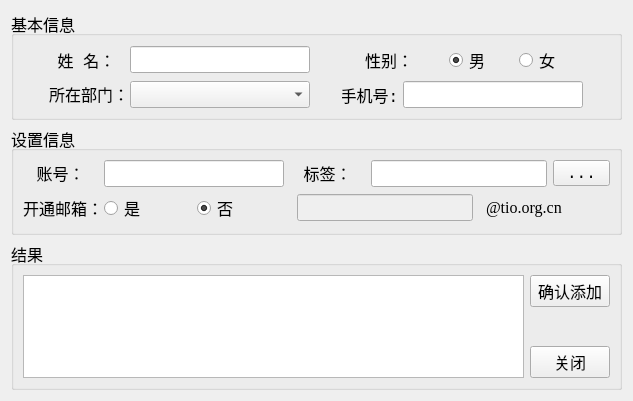
This is myObject/new.ui in hysspoluo/wework2 as Qt 5 draws it before an edit. The edited form follows.
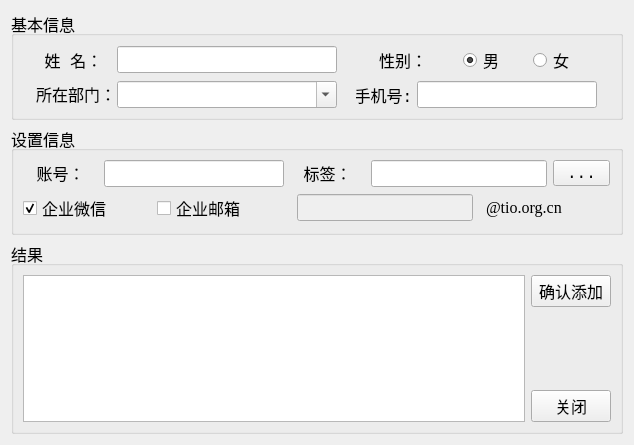
This is the edited form.

Patch:
```diff
--- a/myObject/new.ui
+++ b/myObject/new.ui
@@ -6,8 +6,8 @@
    <rect>
     <x>0</x>
     <y>0</y>
-    <width>632</width>
-    <height>401</height>
+    <width>634</width>
+    <height>445</height>
    </rect>
   </property>
   <property name="windowTitle">
@@ -130,13 +130,13 @@
           </property>
           <property name="minimumSize">
            <size>
-            <width>180</width>
+            <width>220</width>
             <height>0</height>
            </size>
           </property>
           <property name="maximumSize">
            <size>
-            <width>180</width>
+            <width>220</width>
             <height>16777215</height>
            </size>
           </property>
@@ -145,6 +145,9 @@
             <family>Consolas</family>
            </font>
           </property>
+          <property name="editable">
+           <bool>true</bool>
+          </property>
          </widget>
         </item>
        </layout>
@@ -265,13 +268,13 @@
           </property>
           <property name="minimumSize">
            <size>
-            <width>180</width>
+            <width>220</width>
             <height>0</height>
            </size>
           </property>
           <property name="maximumSize">
            <size>
-            <width>180</width>
+            <width>220</width>
             <height>16777215</height>
            </size>
           </property>
@@ -405,47 +408,22 @@
       <item row="1" column="0">
        <layout class="QHBoxLayout" name="horizontalLayout_7">
         <item>
-         <widget class="QLabel" name="label_mail">
-          <property name="sizePolicy">
-           <sizepolicy hsizetype="Fixed" vsizetype="Fixed">
-            <horstretch>0</horstretch>
-            <verstretch>0</verstretch>
-           </sizepolicy>
-          </property>
-          <property name="minimumSize">
-           <size>
-            <width>75</width>
-            <height>0</height>
-           </size>
-          </property>
-          <property name="maximumSize">
-           <size>
-            <width>75</width>
-            <height>16777215</height>
-           </size>
-          </property>
+         <widget class="QCheckBox" name="checkBox_wechat">
           <property name="text">
-           <string>开通邮箱：</string>
-          </property>
-         </widget>
-        </item>
-        <item>
-         <widget class="QRadioButton" name="radioButton_yes">
-          <property name="text">
-           <string>是</string>
-          </property>
-         </widget>
-        </item>
-        <item>
-         <widget class="QRadioButton" name="radioButton_no">
-          <property name="text">
-           <string>否</string>
+           <string>企业微信</string>
           </property>
           <property name="checked">
            <bool>true</bool>
           </property>
          </widget>
         </item>
+        <item>
+         <widget class="QCheckBox" name="checkBox_mail">
+          <property name="text">
+           <string>企业邮箱</string>
+          </property>
+         </widget>
+        </item>
        </layout>
       </item>
       <item row="1" column="1">
```
Left out of the diff: 82 changed lines with no effect on the pictures.
